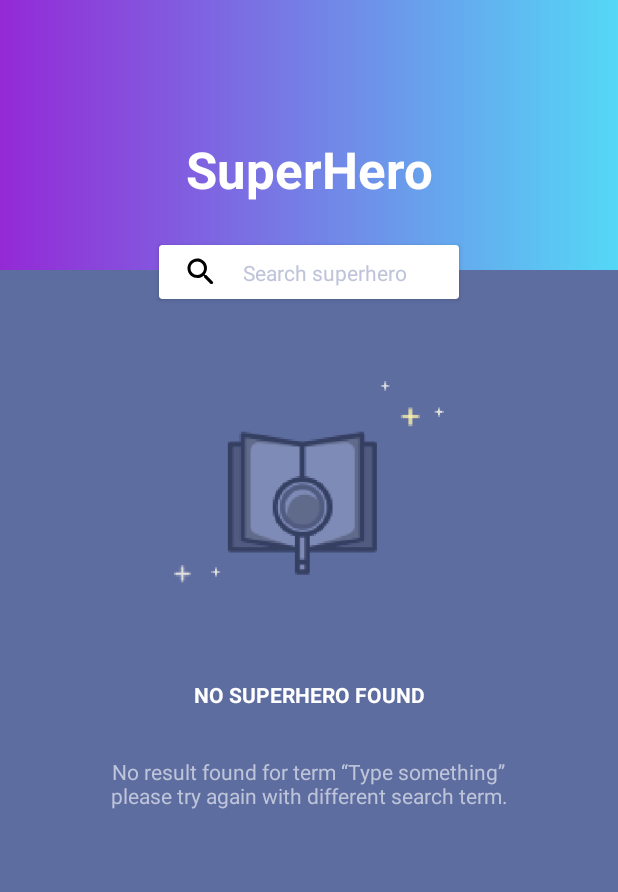
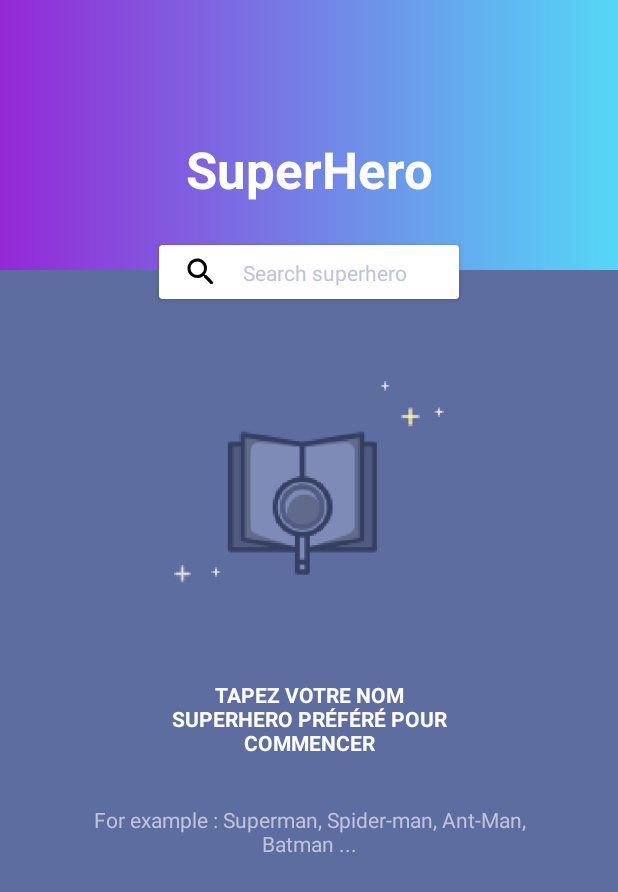
Before and after one commit to harriscreativity/superhero, an Android app: the screen it shows after launch (MainActivity), on a phone screen of 412 x 824 dp. Shown: the top 892 px of the screen. Run offline under Robolectric (Android 15) with nearby library versions, the phone set to English and light mode, and no system bars; libraries missing offline, so code that uses them is left out: io.realm, io.realm.kotlin; 4 statements that could not run were skipped.

Commit message:
icon and typo

```diff
--- a/app/src/main/AndroidManifest.xml
+++ b/app/src/main/AndroidManifest.xml
@@ -10,7 +10,7 @@
         android:allowBackup="true"
         android:icon="@mipmap/ic_launcher"
         android:label="@string/app_name"
-        android:roundIcon="@mipmap/ic_launcher_round"
+        android:roundIcon="@mipmap/ic_launcher"
         android:supportsRtl="true"
         android:theme="@style/AppTheme">
         <activity android:name=".DetailActivity"></activity>
--- a/app/src/main/java/co/za/immedia/superhero/SearchActivity.kt
+++ b/app/src/main/java/co/za/immedia/superhero/SearchActivity.kt
@@ -56,7 +56,7 @@ class SearchActivity : AppCompatActivity(), android.widget.SearchView.OnQueryTex
         LoadingIndicator.visibility = View.VISIBLE
         LoadingIndicator.isIndeterminate = true
 
-        val call: Call<SearchSuperHero> = ApiClient.getClient.searchSuperHero(name)
+        val call: Call<SearchSuperHero> = ApiClient.getClient.searchSuperHero(name.trim())
         call.enqueue(object : Callback<SearchSuperHero> {
 
             override fun onResponse(call: Call<SearchSuperHero>?, response: Response<SearchSuperHero>?) {
@@ -69,7 +69,7 @@ class SearchActivity : AppCompatActivity(), android.widget.SearchView.OnQueryTex
 
 
                 var data = response?.body() as SearchSuperHero
-                if(data != null){
+                if(data.results != null){
                     for (hero in data.results){
                         ListHero.add(hero)
                     }
@@ -77,6 +77,8 @@ class SearchActivity : AppCompatActivity(), android.widget.SearchView.OnQueryTex
                     GridListView.refreshDrawableState()
                     searchbar.setQuery("",false)
                     searchbar.clearFocus()
+                }else{
+                    Toast.makeText(applicationContext,"No Hero found try different name ...",Toast.LENGTH_LONG).show()
                 }
 
             }
--- a/app/src/main/res/mipmap-anydpi-v26/ic_launcher.xml
+++ /dev/null
@@ -1,5 +0,0 @@
-<?xml version="1.0" encoding="utf-8"?>
-<adaptive-icon xmlns:android="http://schemas.android.com/apk/res/android">
-    <background android:drawable="@drawable/ic_launcher_background" />
-    <foreground android:drawable="@drawable/ic_launcher_foreground" />
-</adaptive-icon>
--- a/app/src/main/res/values/strings.xml
+++ b/app/src/main/res/values/strings.xml
@@ -1,8 +1,8 @@
 <resources>
     <string name="app_name">superhero</string>
     <string name="superheroapi">SuperHero</string>
-    <string name="main_activity_text">No result found for term “Type something” please try again with different search term.</string>
-    <string name="main_activity_title_txt">No superhero found</string>
+    <string name="main_activity_text">For example : Superman, Spider-man, Ant-Man, Batman ...</string>
+    <string name="main_activity_title_txt">Tapez votre nom SuperHero préféré pour commencer</string>
     <string name="ma_illustration">image</string>
     <string name="search_superhero_text">Search superhero</string>
     <string name="search_icon_text">search_icon</string>
```
Also changed, not shown: app/src/main/java/co/za/immedia/superhero/DetailActivity.kt (+10 -2 lines), app/src/main/res/mipmap-hdpi/ic_launcher.png, app/src/main/res/mipmap-hdpi/ic_launcher_round.png (deleted), app/src/main/res/mipmap-mdpi/ic_launcher.png, app/src/main/res/mipmap-mdpi/ic_launcher_round.png (deleted), app/src/main/res/mipmap-xhdpi/ic_launcher.png, app/src/main/res/mipmap-xhdpi/ic_launcher_round.png (deleted), app/src/main/res/mipmap-xxhdpi/ic_launcher.png, app/src/main/res/mipmap-xxhdpi/ic_launcher_round.png (deleted), app/src/main/res/mipmap-xxxhdpi/ic_launcher.png, app/src/main/res/mipmap-xxxhdpi/ic_launcher_round.png (deleted), 1 other file.
